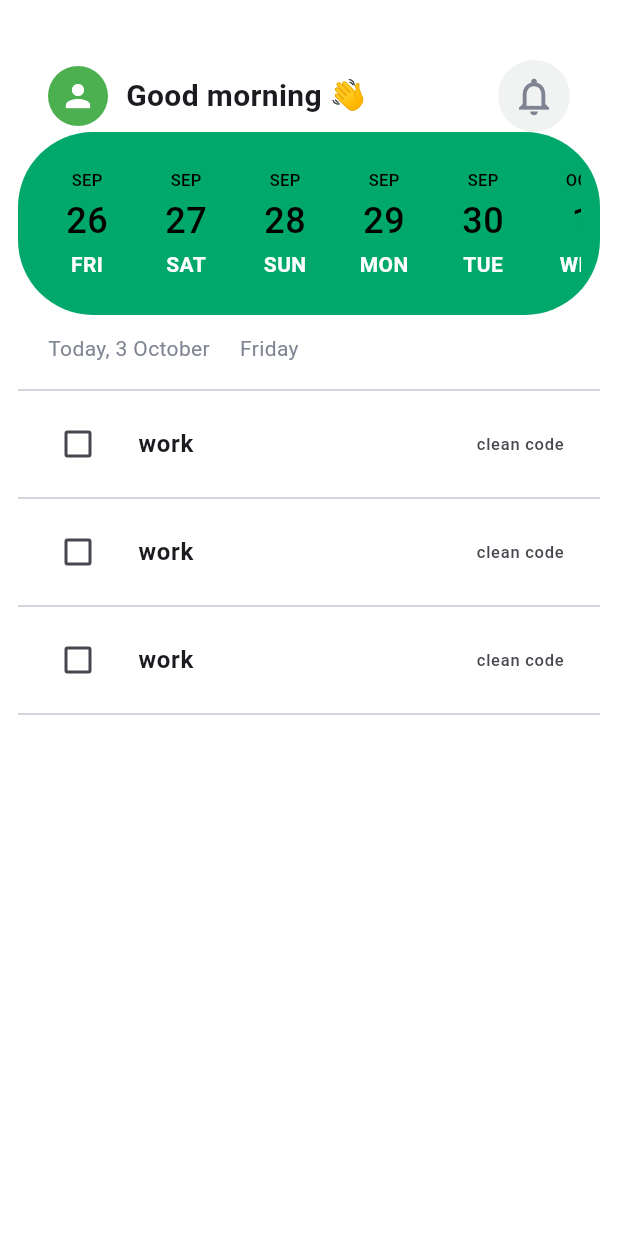
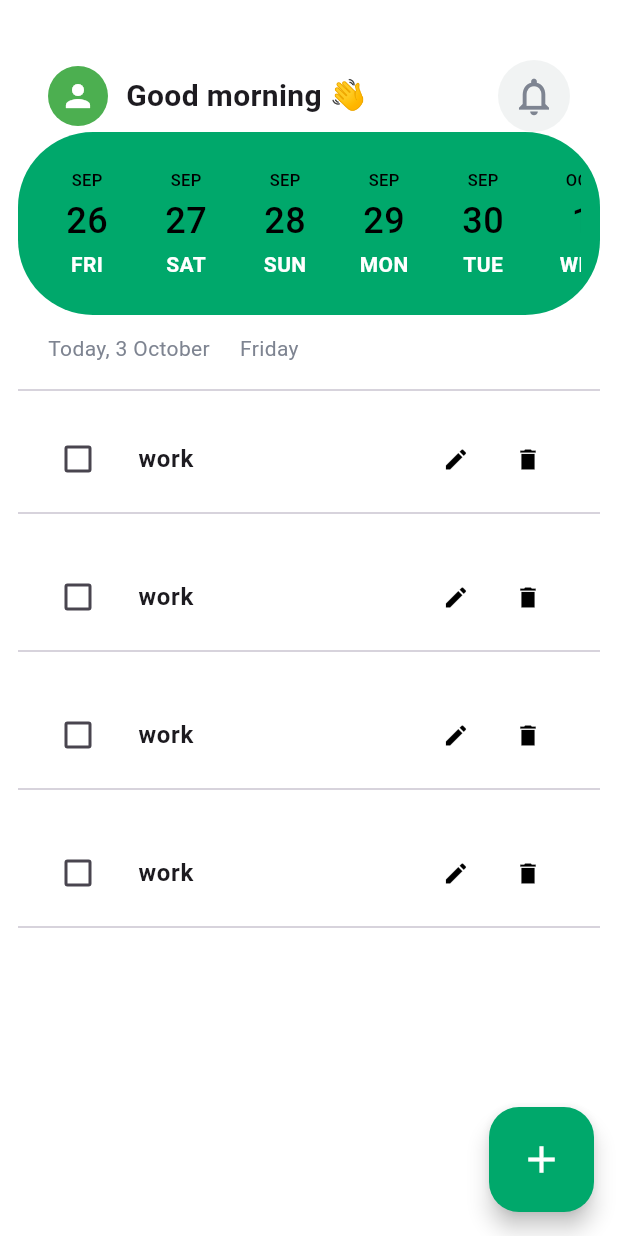
Before and after one commit to elshaarawy7/To-do-App, a Flutter app: the HomePage screen opened by its route, on a phone screen of 412 x 824 dp. Run offline on Flutter 3.47's test engine with Material 3 defaults, Android fonts, the phone set to English and light mode, and no system bars; drawn by our look-alikes of date_picker_timeline; our stand-ins replace gap, go_router.

Commit message:
add widget cystem fbd

```diff
--- a/lib/features/ui/pages/app/home_page.dart
+++ b/lib/features/ui/pages/app/home_page.dart
@@ -25,7 +25,8 @@ class HomePage extends StatelessWidget {
                     const SizedBox(width: 12),
                     const Text(
                       'Good morning 👋',
-                      style: TextStyle(fontWeight: FontWeight.bold, fontSize: 20),
+                      style: TextStyle(
+                          fontWeight: FontWeight.bold, fontSize: 20),
                     ),
                     const Spacer(),
                     Container(
@@ -51,6 +52,22 @@ class HomePage extends StatelessWidget {
           ),
         ),
       ),
+
+      // زرار إضافة التاسك
+      floatingActionButton: SizedBox(
+        height: 70,
+        width: 70,
+        child: FloatingActionButton(
+          onPressed: () {
+            // TODO: افتح شاشة Add Task
+          },
+          backgroundColor: const Color(0xff00A86B),
+          shape: RoundedRectangleBorder(
+            borderRadius: BorderRadius.circular(20), // مربع بحواف ناعمة
+          ),
+          child: const Icon(Icons.add, size: 30, color: Colors.white),
+        ),
+      ),
     );
   }
 }
--- a/lib/features/ui/widget/task_item.dart
+++ b/lib/features/ui/widget/task_item.dart
@@ -31,7 +31,21 @@ class TaskItem extends StatelessWidget {
           decoration: isDone ? TextDecoration.lineThrough : null,
         ),
       ),
-      trailing: Text(category),
+      trailing: Row(
+  mainAxisSize: MainAxisSize.min, // 👈 الحل السحري
+  children: [
+    IconButton(
+      onPressed: () {},
+      icon: Icon(Icons.edit, color: Colors.black, size: 18),
+    ),
+    SizedBox(height: 5),
+    IconButton(
+      onPressed: () {},
+      icon: Icon(Icons.delete_sharp, size: 18, color: Colors.black),
+    ),
+  ],
+),
+
     );
   }
 }
--- a/lib/features/ui/widget/task_page.dart
+++ b/lib/features/ui/widget/task_page.dart
@@ -33,7 +33,6 @@ class _TaskPageState extends State<TaskPage> {
             DateTime.now().subtract(const Duration(days: 7)),
             height: 96,
             initialSelectedDate: DateTime.now(),
-            selectionColor: Colors.green,
             selectedTextColor: Colors.white,
             daysCount: 15 ,
             dayTextStyle: const TextStyle(
@@ -67,8 +66,9 @@ class _TaskPageState extends State<TaskPage> {
           ),
         ),
         SizedBox(height: 10,) ,
-        Divider() ,
+         Divider() ,
          TodayTaskList(),
+
       ],
     );
   }
@@ -82,9 +82,12 @@ class TodayTaskList extends StatelessWidget {
     return ListView.builder(
       shrinkWrap: true,
       physics: const NeverScrollableScrollPhysics(),
-      itemCount: 3,
+      itemCount: 4,
       itemBuilder: (context, index) {
-        return TodayItem();
+        return Padding(
+          padding: const EdgeInsets.symmetric(vertical: 10),
+          child: TodayItem(),
+        );
       },
     );
   }
@@ -115,6 +118,8 @@ class _TodayItemState extends State<TodayItem> {
           color: Colors.red,
         ),
         Divider(),
+
+
       ],
     );
   }
```
Also changed, not shown: lib/features/ui/widget/flotang_action_batton.dart (added, +23 -0 lines).
